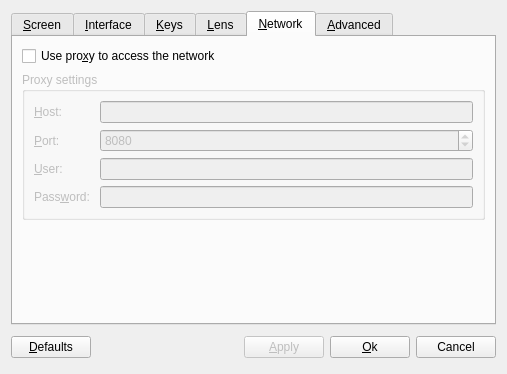
Qt form src/qdjviewprefsdialog.ui (barak/djview4) before a commit.
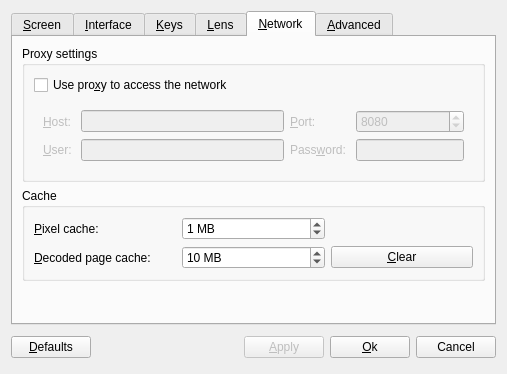
The same form after that commit. The open tabs and pages were chosen to show the change. Custom widgets are drawn as their Qt base class.

```diff
--- a/src/qdjviewprefsdialog.ui
+++ b/src/qdjviewprefsdialog.ui
@@ -855,127 +855,118 @@
       <attribute name="title">
        <string>&amp;Network</string>
       </attribute>
-      <layout class="QVBoxLayout">
-       <property name="spacing">
-        <number>6</number>
-       </property>
-       <property name="margin">
-        <number>9</number>
-       </property>
-       <item>
-        <widget class="QCheckBox" name="proxyCheckBox">
-         <property name="text">
-          <string>Use pro&amp;xy to access the network</string>
-         </property>
-        </widget>
-       </item>
+      <layout class="QVBoxLayout" name="verticalLayout_11">
        <item>
         <widget class="QGroupBox" name="proxyGroupBox">
          <property name="enabled">
-          <bool>false</bool>
+          <bool>true</bool>
          </property>
          <property name="title">
           <string>Proxy settings</string>
          </property>
-         <layout class="QGridLayout">
-          <property name="margin">
-           <number>9</number>
-          </property>
-          <property name="spacing">
-           <number>6</number>
-          </property>
-          <item row="3" column="0">
-           <widget class="QLabel" name="label64">
+         <layout class="QVBoxLayout" name="verticalLayout_10">
+          <item>
+           <widget class="QCheckBox" name="proxyCheckBox">
             <property name="text">
-             <string>Pass&amp;word: </string>
+             <string>Use pro&amp;xy to access the network</string>
             </property>
-            <property name="buddy">
-             <cstring>proxyPasswordLineEdit</cstring>
-            </property>
            </widget>
           </item>
-          <item row="2" column="0">
-           <widget class="QLabel" name="label63">
-            <property name="text">
-             <string>&amp;User: </string>
+          <item>
+           <widget class="QWidget" name="proxySettings" native="true">
+            <property name="enabled">
+             <bool>false</bool>
             </property>
-            <property name="buddy">
-             <cstring>proxyUserLineEdit</cstring>
-            </property>
+            <layout class="QGridLayout" name="gridLayout">
+             <item row="0" column="0">
+              <widget class="QLabel" name="label61">
+               <property name="text">
+                <string>&amp;Host: </string>
+               </property>
+               <property name="buddy">
+                <cstring>proxyHostLineEdit</cstring>
+               </property>
+              </widget>
+             </item>
+             <item row="0" column="1">
+              <widget class="QLineEdit" name="proxyHostLineEdit">
+               <property name="sizePolicy">
+                <sizepolicy hsizetype="Expanding" vsizetype="Fixed">
+                 <horstretch>1</horstretch>
+                 <verstretch>0</verstretch>
+                </sizepolicy>
+               </property>
+              </widget>
+             </item>
+             <item row="0" column="2">
+              <widget class="QLabel" name="label62">
+               <property name="text">
+                <string>&amp;Port: </string>
+               </property>
+               <property name="buddy">
+                <cstring>proxyPortSpinBox</cstring>
+               </property>
+              </widget>
+             </item>
+             <item row="0" column="3">
+              <widget class="QSpinBox" name="proxyPortSpinBox">
+               <property name="maximum">
+                <number>65535</number>
+               </property>
+               <property name="value">
+                <number>8080</number>
+               </property>
+              </widget>
+             </item>
+             <item row="1" column="0">
+              <widget class="QLabel" name="label63">
+               <property name="text">
+                <string>&amp;User: </string>
+               </property>
+               <property name="buddy">
+                <cstring>proxyUserLineEdit</cstring>
+               </property>
+              </widget>
+             </item>
+             <item row="1" column="1">
+              <widget class="QLineEdit" name="proxyUserLineEdit">
+               <property name="sizePolicy">
+                <sizepolicy hsizetype="Expanding" vsizetype="Fixed">
+                 <horstretch>1</horstretch>
+                 <verstretch>0</verstretch>
+                </sizepolicy>
+               </property>
+              </widget>
+             </item>
+             <item row="1" column="2">
+              <widget class="QLabel" name="label64">
+               <property name="text">
+                <string>Pass&amp;word: </string>
+               </property>
+               <property name="buddy">
+                <cstring>proxyPasswordLineEdit</cstring>
+               </property>
+              </widget>
+             </item>
+             <item row="1" column="3">
+              <widget class="QLineEdit" name="proxyPasswordLineEdit">
+               <property name="echoMode">
+                <enum>QLineEdit::Password</enum>
+               </property>
+              </widget>
+             </item>
+            </layout>
            </widget>
           </item>
-          <item row="3" column="1">
-           <widget class="QLineEdit" name="proxyPasswordLineEdit">
-            <property name="echoMode">
-             <enum>QLineEdit::Password</enum>
-            </property>
-           </widget>
-          </item>
-          <item row="2" column="1">
-           <widget class="QLineEdit" name="proxyUserLineEdit"/>
-          </item>
-          <item row="1" column="0">
-           <widget class="QLabel" name="label62">
-            <property name="text">
-             <string>&amp;Port: </string>
-            </property>
-            <property name="buddy">
-             <cstring>proxyPortSpinBox</cstring>
-            </property>
-           </widget>
-          </item>
-          <item row="0" column="0">
-           <widget class="QLabel" name="label61">
-            <property name="text">
-             <string>&amp;Host: </string>
-            </property>
-            <property name="buddy">
-             <cstring>proxyHostLineEdit</cstring>
-            </property>
-           </widget>
-          </item>
-          <item row="1" column="1">
-           <widget class="QSpinBox" name="proxyPortSpinBox">
-            <property name="maximum">
-             <number>65535</number>
-            </property>
-            <property name="value">
-             <number>8080</number>
-            </property>
-           </widget>
-          </item>
-          <item row="0" column="1">
-           <widget class="QLineEdit" name="proxyHostLineEdit"/>
-          </item>
          </layout>
         </widget>
        </item>
-       <item>
-        <spacer>
-         <property name="orientation">
-          <enum>Qt::Vertical</enum>
-         </property>
-         <property name="sizeHint" stdset="0">
-          <size>
-           <width>20</width>
-           <height>5</height>
-          </size>
-         </property>
-        </spacer>
-       </item>
-      </layout>
-     </widget>
-     <widget class="QWidget" name="advancedTab">
-      <attribute name="title">
-       <string>&amp;Advanced</string>
-      </attribute>
-      <layout class="QVBoxLayout">
        <item>
         <widget class="QGroupBox" name="cacheGroupBox">
          <property name="title">
           <string>Cache</string>
          </property>
-         <layout class="QGridLayout">
+         <layout class="QGridLayout" name="_2">
           <property name="margin">
            <number>9</number>
           </property>
@@ -1045,9 +1036,29 @@
         </widget>
        </item>
        <item>
-        <widget class="QGroupBox" name="miscGroupBox">
+        <spacer>
+         <property name="orientation">
+          <enum>Qt::Vertical</enum>
+         </property>
+         <property name="sizeHint" stdset="0">
+          <size>
+           <width>17</width>
+           <height>8</height>
+          </size>
+         </property>
+        </spacer>
+       </item>
+      </layout>
+     </widget>
+     <widget class="QWidget" name="advancedTab">
+      <attribute name="title">
+       <string>&amp;Advanced</string>
+      </attribute>
+      <layout class="QVBoxLayout" name="verticalLayout_13">
+       <item>
+        <widget class="QGroupBox" name="AppearanceGroupBox">
          <property name="title">
-          <string>Miscellaneous</string>
+          <string>Interface</string>
          </property>
          <layout class="QVBoxLayout" name="verticalLayout_9">
           <item>
@@ -1082,6 +1093,39 @@
            </layout>
           </item>
           <item>
+           <widget class="QCheckBox" name="advancedCheckBox">
+            <property name="text">
+             <string>Enable advanced features in menus</string>
+            </property>
+           </widget>
+          </item>
+          <item>
+           <widget class="QCheckBox" name="animationCheckBox">
+            <property name="text">
+             <string>Enable page animations</string>
+            </property>
+            <property name="checked">
+             <bool>true</bool>
+            </property>
+           </widget>
+          </item>
+         </layout>
+        </widget>
+       </item>
+       <item>
+        <widget class="QGroupBox" name="miscGroupBox">
+         <property name="title">
+          <string>Miscellaneous</string>
+         </property>
+         <layout class="QVBoxLayout" name="verticalLayout_12">
+          <item>
+           <widget class="QCheckBox" name="restrictOverrideCheckBox">
+            <property name="text">
+             <string>Override saving and printing restrictions</string>
+            </property>
+           </widget>
+          </item>
+          <item>
            <layout class="QHBoxLayout">
             <item>
              <widget class="QCheckBox" name="printerManualCheckBox">
@@ -1133,23 +1177,6 @@
             </item>
            </layout>
           </item>
-          <item>
-           <widget class="QCheckBox" name="animationCheckBox">
-            <property name="text">
-             <string>Enable page animations</string>
-            </property>
-            <property name="checked">
-             <bool>true</bool>
-            </property>
-           </widget>
-          </item>
-          <item>
-           <widget class="QCheckBox" name="advancedCheckBox">
-            <property name="text">
-             <string>Enable advanced features in menus</string>
-            </property>
-           </widget>
-          </item>
          </layout>
         </widget>
        </item>
```
Left out of the diff: 45 changed lines with no effect on the pictures.
